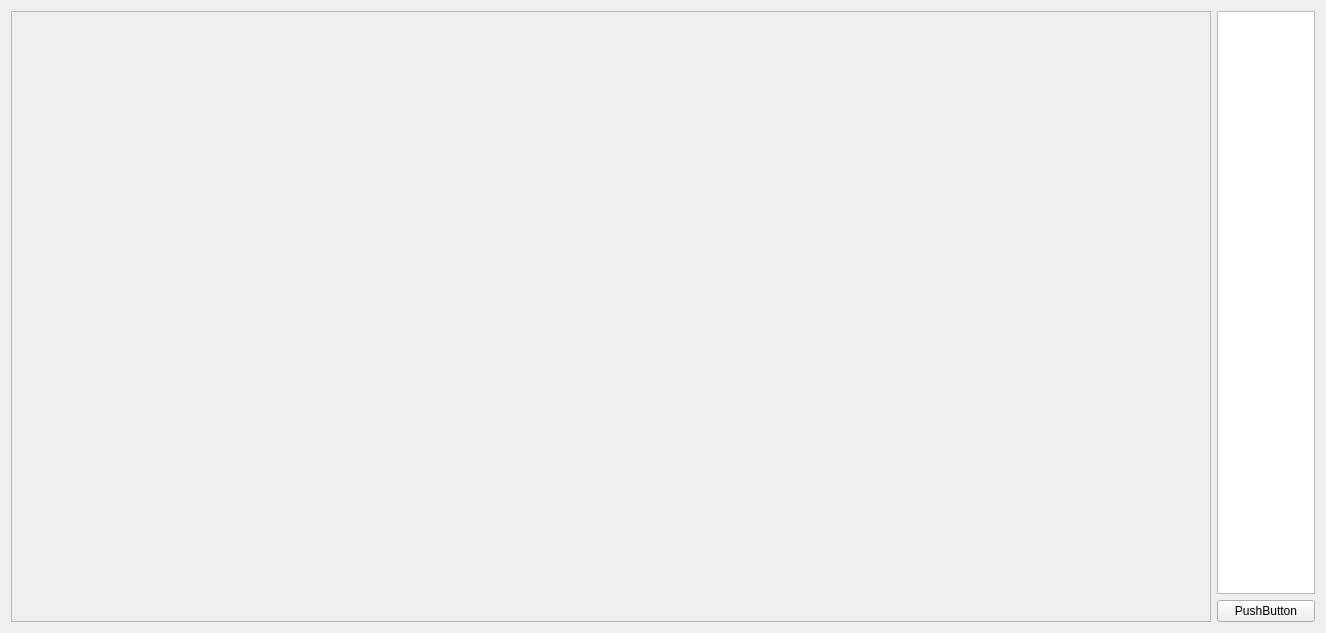
Qt form mainwindow.ui (MichalApan/projektLGiM) before a commit.
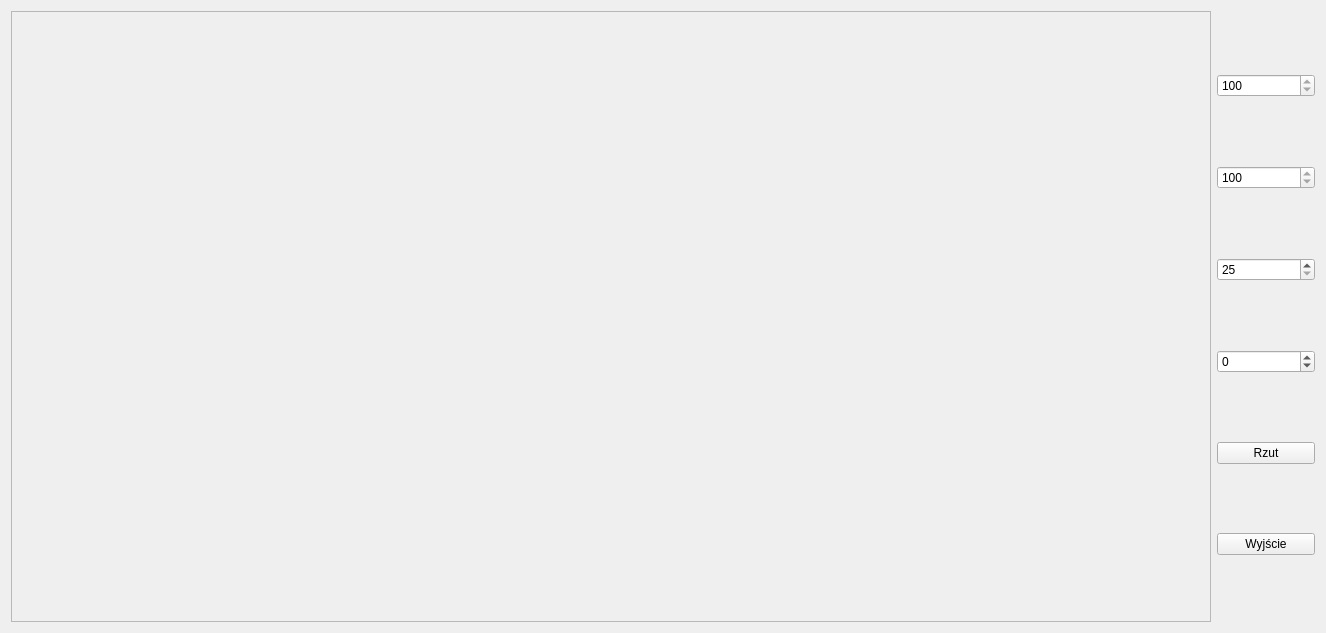
The same form after that commit.

```diff
--- a/mainwindow.ui
+++ b/mainwindow.ui
@@ -60,12 +60,50 @@
       <item>
        <layout class="QVBoxLayout" name="verticalLayout">
         <item>
-         <widget class="QTextEdit" name="textEdit"/>
+         <widget class="QSpinBox" name="spinBox_posX">
+          <property name="minimum">
+           <number>100</number>
+          </property>
+          <property name="maximum">
+           <number>100</number>
+          </property>
+         </widget>
+        </item>
+        <item>
+         <widget class="QSpinBox" name="spinBox_posY">
+          <property name="minimum">
+           <number>100</number>
+          </property>
+          <property name="maximum">
+           <number>100</number>
+          </property>
+         </widget>
+        </item>
+        <item>
+         <widget class="QSpinBox" name="spinBox_speedX">
+          <property name="minimum">
+           <number>25</number>
+          </property>
+         </widget>
+        </item>
+        <item>
+         <widget class="QSpinBox" name="spinBox_speedY">
+          <property name="minimum">
+           <number>-99</number>
+          </property>
+         </widget>
         </item>
         <item>
          <widget class="QPushButton" name="pushButton">
           <property name="text">
-           <string>PushButton</string>
+           <string>Rzut</string>
+          </property>
+         </widget>
+        </item>
+        <item>
+         <widget class="QPushButton" name="pushButton_2">
+          <property name="text">
+           <string>Wyjście</string>
           </property>
          </widget>
         </item>
```
Left out of the diff: 20 changed lines with no effect on the pictures.
